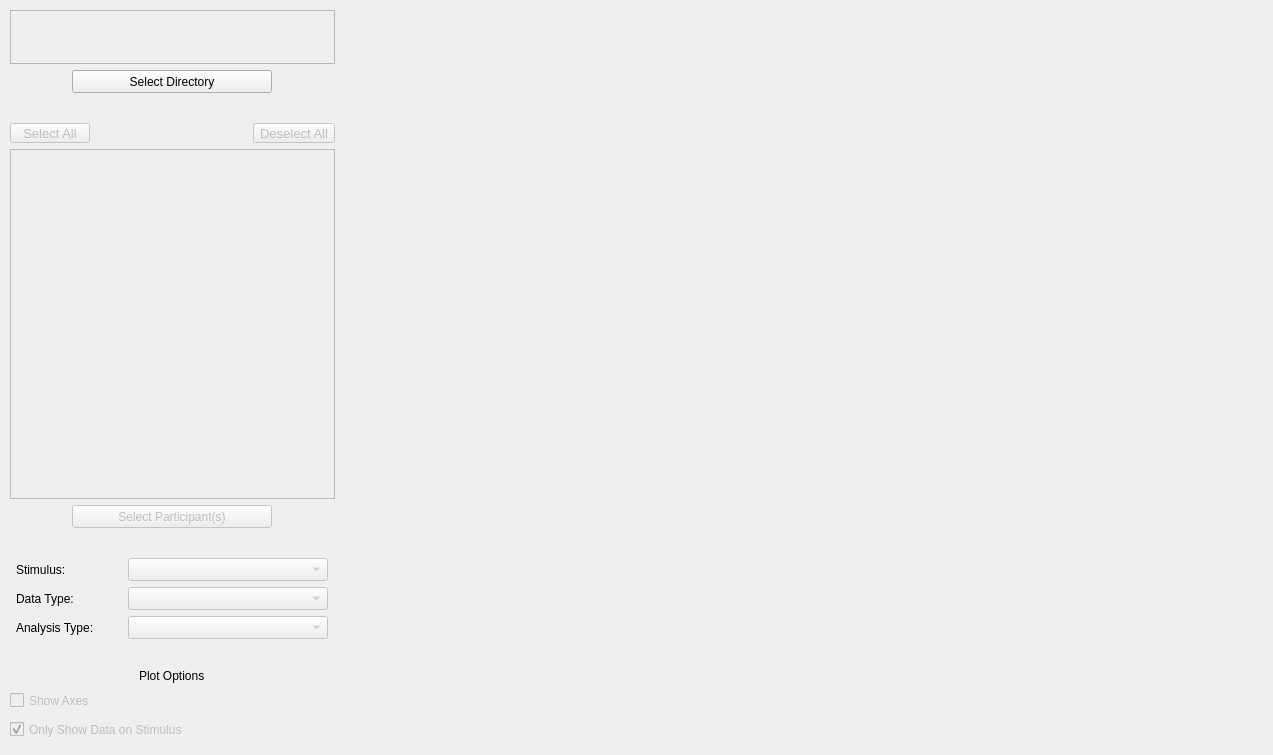
ks061/eye-tracking-visualizer, file app_gui.ui: the form before one commit.
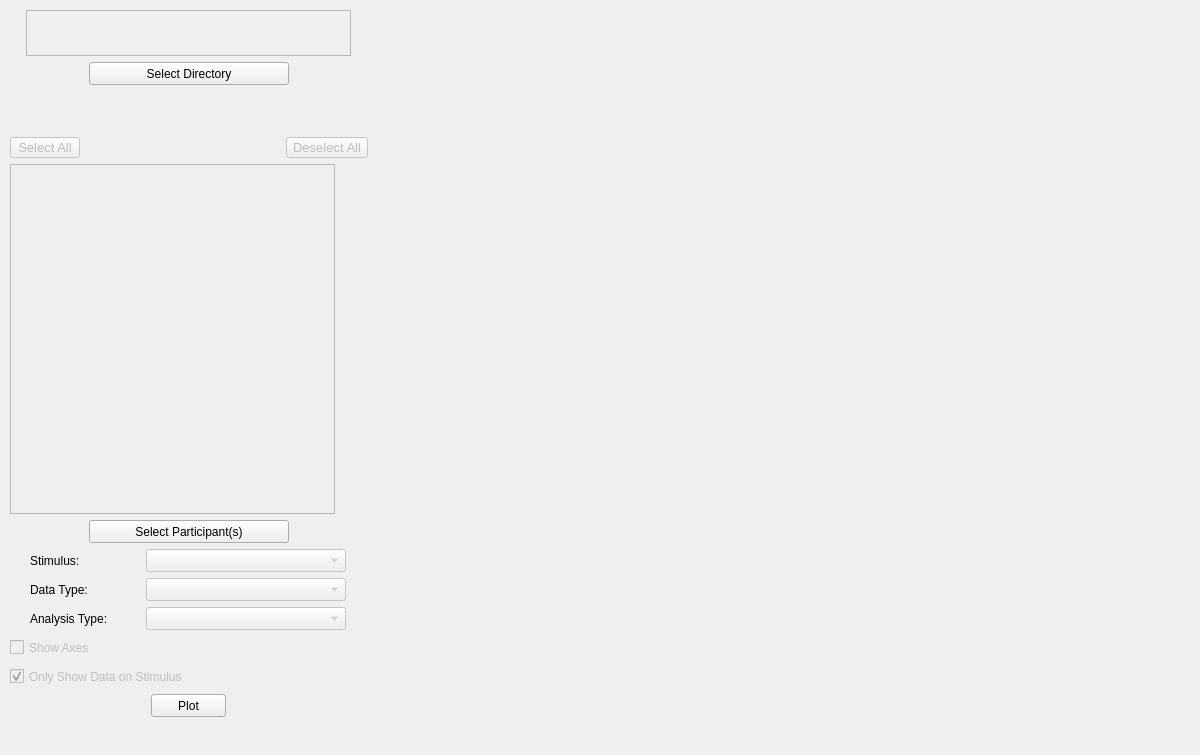
The form after the commit.

Commit message: Added DBSCAN clustering algorithm and cleaned up GUI interface to plot only upon selecting plot button.

What changed in the file:
```diff
--- a/app_gui.ui
+++ b/app_gui.ui
@@ -6,7 +6,7 @@
    <rect>
     <x>0</x>
     <y>0</y>
-    <width>1273</width>
+    <width>1200</width>
     <height>755</height>
    </rect>
   </property>
@@ -28,8 +28,8 @@
      <rect>
       <x>10</x>
       <y>10</y>
-      <width>1251</width>
-      <height>731</height>
+      <width>1065</width>
+      <height>753</height>
      </rect>
     </property>
     <layout class="QHBoxLayout" name="_plotting_row">
@@ -49,7 +49,7 @@
          <property name="maximumSize">
           <size>
            <width>325</width>
-           <height>16777215</height>
+           <height>46</height>
           </size>
          </property>
          <property name="widgetResizable">
@@ -82,7 +82,7 @@
            <property name="maximumSize">
             <size>
              <width>325</width>
-             <height>16777215</height>
+             <height>46</height>
             </size>
            </property>
            <property name="text">
@@ -115,7 +115,7 @@
          <property name="maximumSize">
           <size>
            <width>200</width>
-           <height>16777215</height>
+           <height>23</height>
           </size>
          </property>
          <property name="text">
@@ -131,7 +131,7 @@
          <property name="sizeHint" stdset="0">
           <size>
            <width>20</width>
-           <height>40</height>
+           <height>20</height>
           </size>
          </property>
         </spacer>
@@ -151,14 +151,14 @@
            </property>
            <property name="minimumSize">
             <size>
-             <width>80</width>
-             <height>14</height>
+             <width>70</width>
+             <height>21</height>
             </size>
            </property>
            <property name="maximumSize">
             <size>
              <width>70</width>
-             <height>16777215</height>
+             <height>21</height>
             </size>
            </property>
            <property name="font">
@@ -201,13 +201,13 @@
            <property name="minimumSize">
             <size>
              <width>82</width>
-             <height>14</height>
+             <height>21</height>
             </size>
            </property>
            <property name="maximumSize">
             <size>
              <width>82</width>
-             <height>16777215</height>
+             <height>21</height>
             </size>
            </property>
            <property name="font">
@@ -239,7 +239,7 @@
          <property name="maximumSize">
           <size>
            <width>325</width>
-           <height>16777215</height>
+           <height>350</height>
           </size>
          </property>
          <property name="frameShape">
@@ -268,9 +268,6 @@
        </item>
        <item alignment="Qt::AlignHCenter">
         <widget class="QPushButton" name="_participant_selection_button">
-         <property name="enabled">
-          <bool>false</bool>
-         </property>
          <property name="minimumSize">
           <size>
            <width>200</width>
@@ -280,7 +277,7 @@
          <property name="maximumSize">
           <size>
            <width>200</width>
-           <height>16777215</height>
+           <height>23</height>
           </size>
          </property>
          <property name="text">
@@ -289,26 +286,19 @@
         </widget>
        </item>
        <item>
-        <spacer name="verticalSpacer_2">
-         <property name="orientation">
-          <enum>Qt::Vertical</enum>
-         </property>
-         <property name="sizeHint" stdset="0">
-          <size>
-           <width>20</width>
-           <height>40</height>
-          </size>
-         </property>
-        </spacer>
-       </item>
-       <item>
-        <layout class="QHBoxLayout" name="horizontalLayout">
+        <layout class="QHBoxLayout" name="_stimulus_horizontal_layout">
          <item>
-          <widget class="QLabel" name="label">
+          <widget class="QLabel" name="_stimulus_label">
+           <property name="minimumSize">
+            <size>
+             <width>90</width>
+             <height>23</height>
+            </size>
+           </property>
            <property name="maximumSize">
             <size>
-             <width>100</width>
-             <height>16777215</height>
+             <width>90</width>
+             <height>23</height>
             </size>
            </property>
            <property name="text">
@@ -330,7 +320,7 @@
            <property name="maximumSize">
             <size>
              <width>200</width>
-             <height>16777215</height>
+             <height>23</height>
             </size>
            </property>
           </widget>
@@ -340,11 +330,17 @@
        <item>
         <layout class="QHBoxLayout" name="horizontalLayout_2">
          <item>
-          <widget class="QLabel" name="label_2">
+          <widget class="QLabel" name="_data_type_label">
+           <property name="minimumSize">
+            <size>
+             <width>90</width>
+             <height>23</height>
+            </size>
+           </property>
            <property name="maximumSize">
             <size>
-             <width>100</width>
-             <height>16777215</height>
+             <width>90</width>
+             <height>23</height>
             </size>
            </property>
            <property name="text">
@@ -366,7 +362,7 @@
            <property name="maximumSize">
             <size>
              <width>200</width>
-             <height>16777215</height>
+             <height>23</height>
             </size>
            </property>
           </widget>
@@ -376,11 +372,17 @@
        <item>
         <layout class="QHBoxLayout" name="horizontalLayout_3">
          <item>
-          <widget class="QLabel" name="label_3">
+          <widget class="QLabel" name="_analysis_type_label">
+           <property name="minimumSize">
+            <size>
+             <width>90</width>
+             <height>23</height>
+            </size>
+           </property>
            <property name="maximumSize">
             <size>
-             <width>100</width>
-             <height>16777215</height>
+             <width>90</width>
+             <height>23</height>
             </size>
            </property>
            <property name="text">
@@ -402,33 +404,13 @@
            <property name="maximumSize">
             <size>
              <width>200</width>
-             <height>16777215</height>
+             <height>23</height>
             </size>
            </property>
           </widget>
          </item>
         </layout>
        </item>
-       <item>
-        <spacer name="verticalSpacer">
-         <property name="orientation">
-          <enum>Qt::Vertical</enum>
-         </property>
-         <property name="sizeHint" stdset="0">
-          <size>
-           <width>20</width>
-           <height>40</height>
-          </size>
-         </property>
-        </spacer>
-       </item>
-       <item alignment="Qt::AlignHCenter">
-        <widget class="QLabel" name="label_4">
-         <property name="text">
-          <string>Plot Options</string>
-         </property>
-        </widget>
-       </item>
        <item>
         <widget class="QCheckBox" name="_axes_selection_check_box">
          <property name="enabled">
@@ -443,7 +425,7 @@
          <property name="maximumSize">
           <size>
            <width>200</width>
-           <height>16777215</height>
+           <height>23</height>
           </size>
          </property>
          <property name="autoFillBackground">
@@ -474,7 +456,7 @@
          <property name="maximumSize">
           <size>
            <width>200</width>
-           <height>16777215</height>
+           <height>23</height>
           </size>
          </property>
          <property name="text">
@@ -485,6 +467,38 @@
          </property>
         </widget>
        </item>
+       <item alignment="Qt::AlignHCenter">
+        <widget class="QPushButton" name="_plot_button">
+         <property name="minimumSize">
+          <size>
+           <width>75</width>
+           <height>23</height>
+          </size>
+         </property>
+         <property name="maximumSize">
+          <size>
+           <width>75</width>
+           <height>23</height>
+          </size>
+         </property>
+         <property name="text">
+          <string>Plot</string>
+         </property>
+        </widget>
+       </item>
+       <item>
+        <spacer name="_vertical_spacer_bottom">
+         <property name="orientation">
+          <enum>Qt::Vertical</enum>
+         </property>
+         <property name="sizeHint" stdset="0">
+          <size>
+           <width>20</width>
+           <height>20</height>
+          </size>
+         </property>
+        </spacer>
+       </item>
       </layout>
      </item>
      <item>
@@ -509,10 +523,16 @@
         <widget class="QWidget" name="_plot_placeholder" native="true">
          <property name="minimumSize">
           <size>
-           <width>950</width>
+           <width>700</width>
            <height>0</height>
           </size>
          </property>
+         <property name="maximumSize">
+          <size>
+           <width>700</width>
+           <height>16777215</height>
+          </size>
+         </property>
         </widget>
        </item>
       </layout>
```
Left out of the diff: 8 changed lines with no effect on the pictures. The commit also changes 6 other files.
